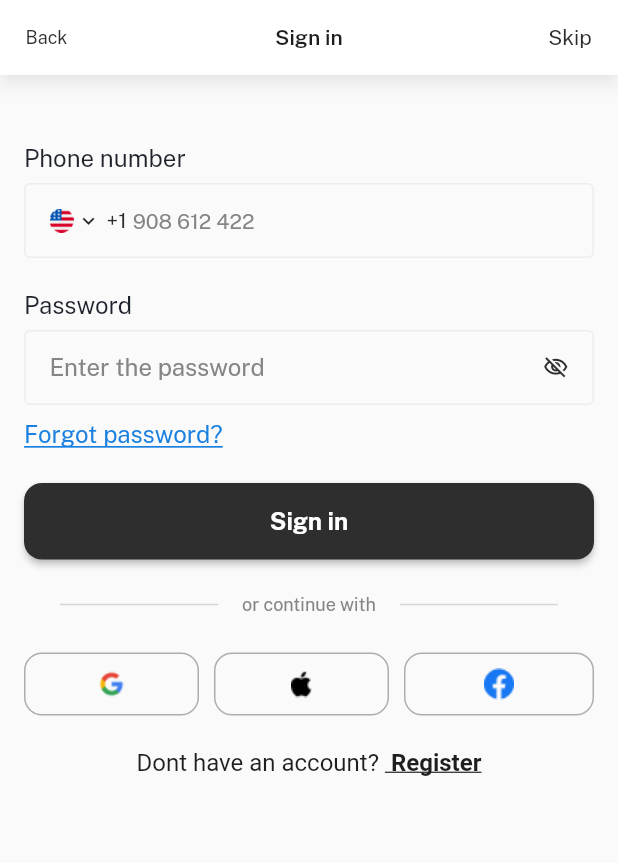
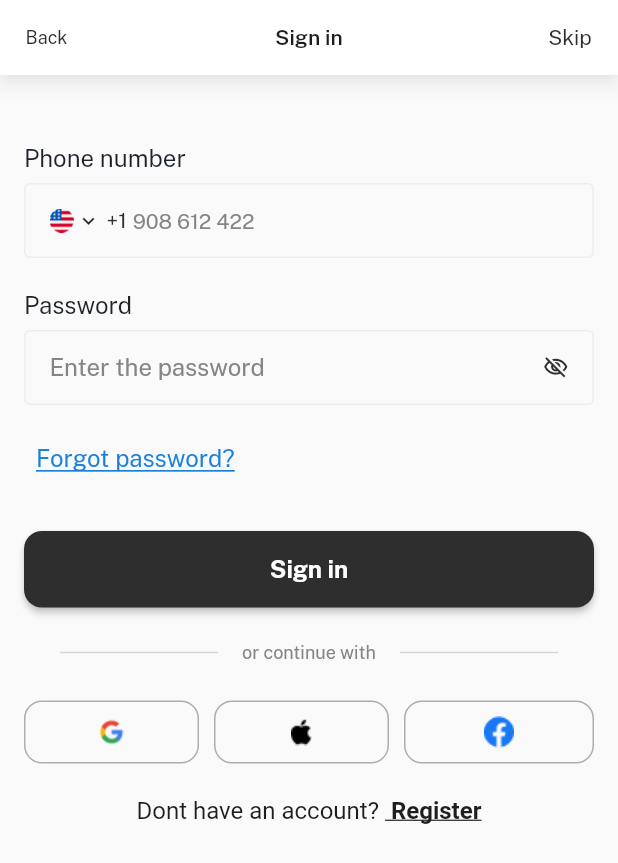
Before and after one commit to Saroja-T/saxnpark-app, a Flutter app: the Login screen opened by its route, on a phone screen of 412 x 824 dp. Shown: the top 863 px of the screen. Run offline on Flutter 3.47's test engine with Material 2 defaults, Android fonts, the phone set to English and light mode, and no system bars; our stand-ins replace bloc, equatable, firebase_auth, firebase_core, firebase_messaging, flutter_bloc and 6 more; missing offline and left inert: clipboard, google_maps_flutter_android, google_maps_flutter_platform_interface, omni_datetime_picker; accounts and stored records are empty; project files that could hold a hidden picture were left out.

Commit message:
phone number page1

```diff
--- a/lib/pages/Authentication/login.dart
+++ b/lib/pages/Authentication/login.dart
@@ -193,7 +193,11 @@ class _LoginState extends State<Login>
                 ),
                 Align(
                   alignment: Alignment.centerLeft,
-                  child: Text(Strings.forgotPassword,style: customTextStyleWithUnderline(16, FontWeight.w400, AppColors.blue1, 1),)),
+                  child: TextButton(
+                    onPressed: (){
+                      Navigator.pushNamed(context, '/passwordreset');
+                    },
+                    child: Text(Strings.forgotPassword,style: customTextStyleWithUnderline(16, FontWeight.w400, AppColors.blue1, 1),))),
                 const SizedBox(height: 24,),
                 ElevatedButton(
                   style: registerBtnStyle,
--- a/lib/utils/router.dart
+++ b/lib/utils/router.dart
@@ -32,6 +32,8 @@ class RoutesGenerator
         return MaterialPageRoute(builder: (_) => const LandingPage());
       case '/phonenumber':
         return MaterialPageRoute(builder: (_) => const PhoneNumber());
+      case '/passwordreset':
+        return MaterialPageRoute(builder: (_)=> const PasswordReset());
       default:
         return _errorRoute();
     }
```
